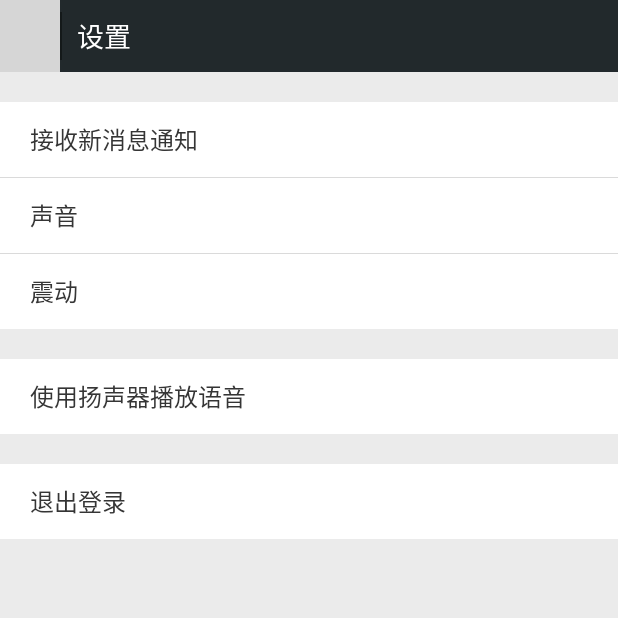
After one commit to 13120241790/RongChat, an Android app: the SettingActivity screen opened directly, with no data from a screen before it, on a phone screen of 412 x 824 dp, the top half of it. The commit adds this screen. Run offline under Robolectric (Android 15) with nearby library versions, the phone set to English and light mode, and no system bars; libraries missing offline, so code that uses them is left out: de.greenrobot.event; pictures from the network do not load; grey boxes are pictures that could not be loaded.

Commit message:
add setting

```diff
--- a/app/src/main/AndroidManifest.xml
+++ b/app/src/main/AndroidManifest.xml
@@ -95,7 +95,13 @@
             android:screenOrientation="portrait"
             android:theme="@style/horizontal_slide"></activity>
 
-        <activity android:name=".circle.PublishFriendshipActivity"
+        <activity
+            android:name=".circle.PublishFriendshipActivity"
+            android:screenOrientation="portrait"
+            android:theme="@style/horizontal_slide"></activity>
+
+        <activity
+            android:name=".activity.SettingActivity"
             android:screenOrientation="portrait"
             android:theme="@style/horizontal_slide"></activity>
 
--- /dev/null
+++ b/app/src/main/java/com/rongchat/activity/SettingActivity.java
@@ -0,0 +1,32 @@
+package com.rongchat.activity;
+
+import android.os.Bundle;
+import android.view.View;
+import android.widget.RelativeLayout;
+
+import com.rongchat.R;
+
+/**
+ * Created by AMing on 16/4/19.
+ * Company RongCloud
+ */
+public class SettingActivity extends BaseActivity implements View.OnClickListener {
+
+    private RelativeLayout logout;
+    @Override
+    protected void onCreate(Bundle savedInstanceState) {
+        super.onCreate(savedInstanceState);
+        setContentView(R.layout.activity_setting);
+        logout = (RelativeLayout) findViewById(R.id.logout);
+        logout.setOnClickListener(this);
+    }
+
+    @Override
+    public void onClick(View v) {
+        switch (v.getId()) {
+            case R.id.logout:
+
+                break;
+        }
+    }
+}
--- a/app/src/main/java/com/rongchat/fragment/MineFragment.java
+++ b/app/src/main/java/com/rongchat/fragment/MineFragment.java
@@ -11,6 +11,7 @@ import android.widget.RelativeLayout;
 
 import com.rongchat.R;
 import com.rongchat.activity.MyInfoActivity;
+import com.rongchat.activity.SettingActivity;
 
 /**
  * Created by AMing on 16/3/24.
@@ -27,7 +28,7 @@ public class MineFragment extends Fragment implements View.OnClickListener {
         return instance;
     }
 
-    private RelativeLayout myInfo;
+    private RelativeLayout myInfo ,setting;
 
     private View mView;
     @Nullable
@@ -35,7 +36,9 @@ public class MineFragment extends Fragment implements View.OnClickListener {
     public View onCreateView(LayoutInflater inflater, ViewGroup container, Bundle savedInstanceState) {
         mView = inflater.inflate(R.layout.rs_mine_fragment, null);
         myInfo = (RelativeLayout) mView.findViewById(R.id.re_myinfo);
+        setting = (RelativeLayout) mView.findViewById(R.id.re_setting);
         myInfo.setOnClickListener(this);
+        setting.setOnClickListener(this);
         return mView;
     }
 
@@ -45,6 +48,9 @@ public class MineFragment extends Fragment implements View.OnClickListener {
             case R.id.re_myinfo:
                 startActivity(new Intent(getActivity(),MyInfoActivity.class));
                 break;
+            case R.id.re_setting:
+                startActivity(new Intent(getActivity(),SettingActivity.class));
+                break;
         }
     }
 }
--- /dev/null
+++ b/app/src/main/res/layout/activity_setting.xml
@@ -0,0 +1,179 @@
+<?xml version="1.0" encoding="utf-8"?>
+<LinearLayout xmlns:android="http://schemas.android.com/apk/res/android"
+    android:layout_width="match_parent"
+    android:layout_height="match_parent"
+    android:background="#EBEBEB"
+    android:orientation="vertical">
+
+    <RelativeLayout
+        android:id="@+id/title"
+        android:layout_width="match_parent"
+        android:layout_height="@dimen/height_top_bar"
+        android:background="@color/common_top_bar_blue">
+
+        <ImageView
+            android:id="@+id/iv_back"
+            android:layout_width="40dp"
+            android:layout_height="match_parent"
+            android:layout_alignParentLeft="true"
+            android:layout_centerVertical="true"
+            android:onClick="back"
+            android:paddingBottom="5dp"
+            android:paddingLeft="5dp"
+            android:paddingRight="5dp"
+            android:paddingTop="5dp"
+            android:scaleType="centerInside"
+            android:src="@drawable/top_bar_back" />
+
+        <View
+            android:id="@+id/view_temp"
+            android:layout_width="1dp"
+            android:layout_height="match_parent"
+            android:layout_marginBottom="8dp"
+            android:layout_marginTop="8dp"
+            android:layout_toRightOf="@id/iv_back"
+            android:background="#14191A" />
+
+        <TextView
+            android:id="@+id/tv_title"
+            android:layout_width="wrap_content"
+            android:layout_height="wrap_content"
+            android:layout_centerVertical="true"
+            android:layout_marginLeft="10dp"
+            android:layout_toRightOf="@id/view_temp"
+            android:text="设置"
+            android:textColor="#ffffff"
+            android:textSize="18sp" />
+    </RelativeLayout>
+
+    <ScrollView
+        android:layout_width="match_parent"
+        android:layout_height="match_parent"
+        android:fadingEdge="none">
+
+        <LinearLayout
+            android:layout_width="match_parent"
+            android:layout_height="match_parent"
+            android:orientation="vertical">
+
+            <LinearLayout
+                android:layout_width="match_parent"
+                android:layout_height="wrap_content"
+                android:orientation="vertical">
+
+                <RelativeLayout
+                    android:id="@+id/rl_switch_notification"
+                    android:layout_width="match_parent"
+                    android:layout_height="50dip"
+                    android:layout_marginTop="20dp"
+                    android:background="@drawable/btn_list_item_bg"
+                    android:clickable="true"
+                    android:padding="10dip">
+
+                    <TextView
+                        android:layout_width="wrap_content"
+                        android:layout_height="wrap_content"
+                        android:layout_centerVertical="true"
+                        android:paddingLeft="10dip"
+                        android:text="接收新消息通知"
+                        android:textColor="#353535"
+                        android:textSize="16sp" />
+
+
+                </RelativeLayout>
+
+                <View
+                    android:layout_width="match_parent"
+                    android:layout_height="0.1dp"
+                    android:background="#dadada" />
+
+                <RelativeLayout
+                    android:id="@+id/rl_switch_sound"
+                    android:layout_width="match_parent"
+                    android:layout_height="50dip"
+                    android:background="@drawable/btn_list_item_bg"
+                    android:clickable="true"
+                    android:padding="10dip">
+
+                    <TextView
+                        android:layout_width="wrap_content"
+                        android:layout_height="wrap_content"
+                        android:layout_centerVertical="true"
+                        android:paddingLeft="10dip"
+                        android:text="声音"
+                        android:textColor="#353535"
+                        android:textSize="16sp" />
+
+
+                </RelativeLayout>
+
+                <View
+                    android:layout_width="match_parent"
+                    android:layout_height="0.1dp"
+                    android:background="#dadada" />
+
+                <RelativeLayout
+                    android:id="@+id/rl_switch_vibrate"
+                    android:layout_width="match_parent"
+                    android:layout_height="50dip"
+                    android:background="@drawable/btn_list_item_bg"
+                    android:clickable="true"
+                    android:padding="10dip">
+
+                    <TextView
+                        android:layout_width="wrap_content"
+                        android:layout_height="wrap_content"
+                        android:layout_centerVertical="true"
+                        android:paddingLeft="10dip"
+                        android:text="震动"
+                        android:textColor="#353535"
+                        android:textSize="16sp" />
+
+
+                </RelativeLayout>
+
+                <RelativeLayout
+                    android:id="@+id/rl_switch_speaker"
+                    android:layout_width="match_parent"
+                    android:layout_height="50dip"
+                    android:layout_marginTop="20dp"
+                    android:background="@drawable/btn_list_item_bg"
+                    android:clickable="true"
+                    android:padding="10dip">
+
+                    <TextView
+                        android:layout_width="wrap_content"
+                        android:layout_height="wrap_content"
+                        android:layout_centerVertical="true"
+                        android:paddingLeft="10dip"
+                        android:text="使用扬声器播放语音"
+                        android:textColor="#353535"
+                        android:textSize="16sp" />
+
+                </RelativeLayout>
+            </LinearLayout>
+
+
+            <RelativeLayout
+                android:id="@+id/logout"
+                android:layout_width="match_parent"
+                android:layout_height="50dip"
+                android:layout_marginTop="20dp"
+                android:background="@drawable/btn_list_item_bg"
+                android:clickable="true"
+                android:padding="10dip">
+
+                <TextView
+                    android:layout_width="wrap_content"
+                    android:layout_height="wrap_content"
+                    android:layout_centerVertical="true"
+                    android:paddingLeft="10dip"
+                    android:text="退出登录"
+                    android:textColor="#353535"
+                    android:textSize="16sp" />
+
+            </RelativeLayout>
+        </LinearLayout>
+    </ScrollView>
+
+</LinearLayout>
```
